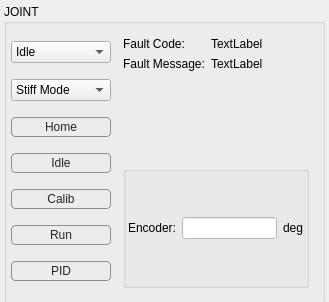
Above: src/yarpmotorgui/jointitem.ui from robotology/yarp before the change. Below: the same form after it.
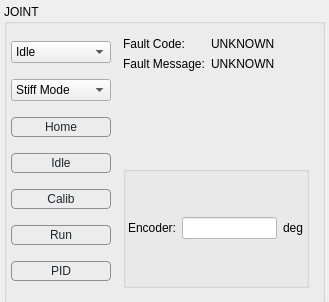
That is the form after the change. Custom widgets are drawn as their Qt base class.

Commit message: Changed default labels for the HF messages to UNKNOWN.

```diff
--- a/src/yarpmotorgui/jointitem.ui
+++ b/src/yarpmotorgui/jointitem.ui
@@ -2438,7 +2438,7 @@
             <item row="0" column="1">
              <widget class="QLabel" name="labelFaultCodeEntry">
               <property name="text">
-               <string>TextLabel</string>
+               <string>UNKNOWN</string>
               </property>
              </widget>
             </item>
@@ -2452,7 +2452,7 @@
             <item row="1" column="1">
              <widget class="QLabel" name="labelFaultMessageEntry">
               <property name="text">
-               <string>TextLabel</string>
+               <string>UNKNOWN</string>
               </property>
              </widget>
             </item>
```
